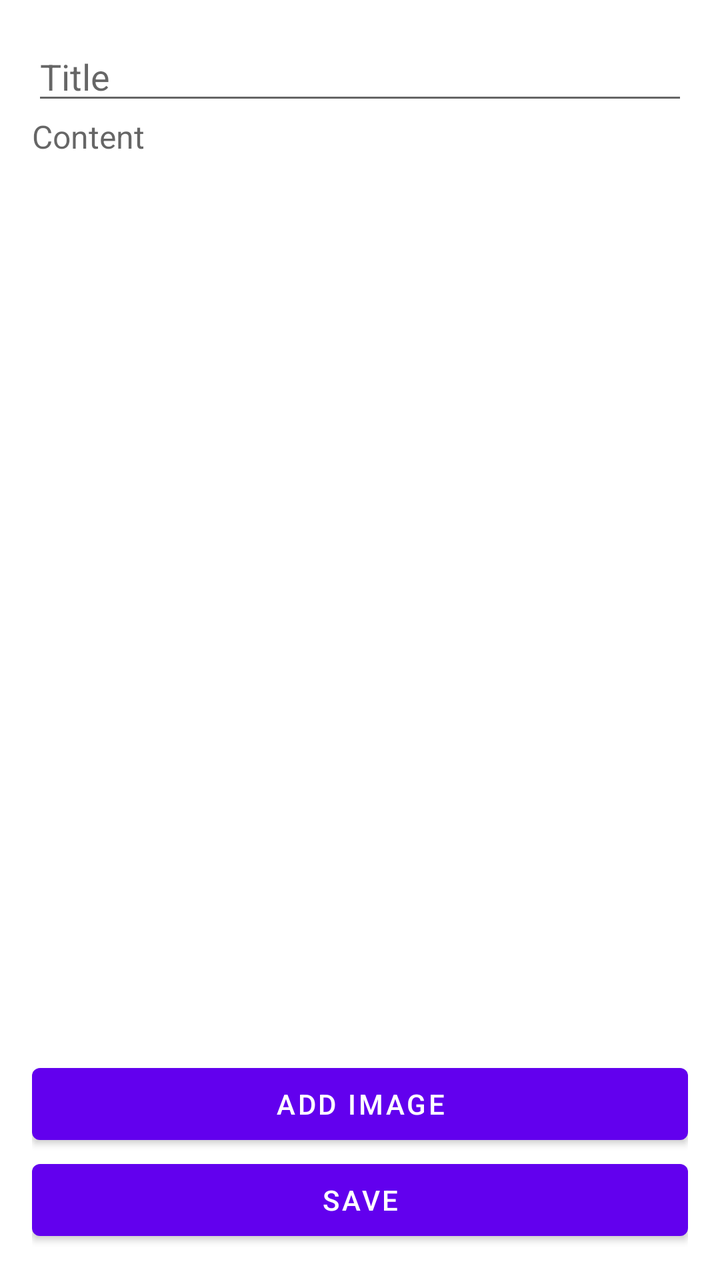
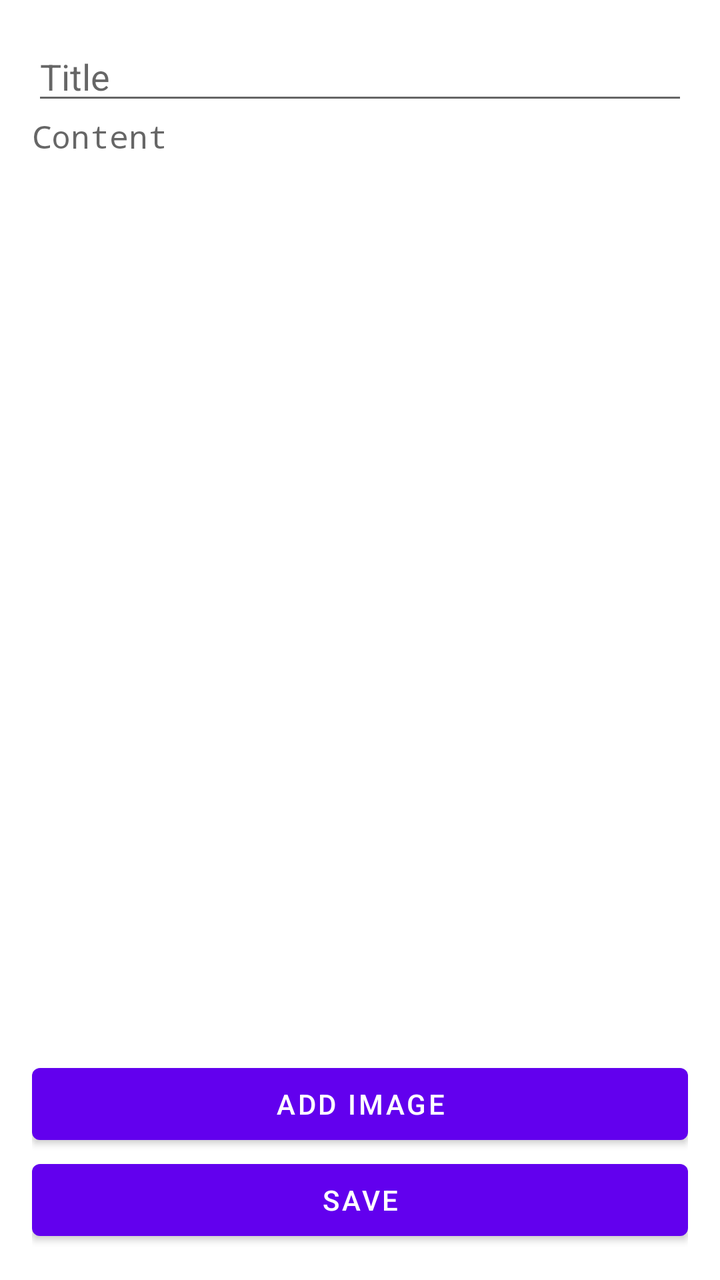

Before-and-after screenshots of an Android layout around one commit, followed by the original layout XML and the change that was made.
<!-- AndroidManifest.xml: application theme Theme.Notes -->
<!-- res/layout/fragment_note_edit.xml -->
<?xml version="1.0" encoding="utf-8"?>
<LinearLayout xmlns:android="http://schemas.android.com/apk/res/android"
    android:orientation="vertical"
    android:layout_width="match_parent"
    android:layout_height="match_parent"
    android:padding="16dp">

    <EditText
        android:id="@+id/edit_title"
        android:layout_width="match_parent"
        android:layout_height="wrap_content"
        android:hint="Title"
        android:inputType="text" />

    <TextView
        android:id="@+id/text_content"
        android:layout_width="match_parent"
        android:layout_height="0dp"
        android:layout_weight="1"
        android:gravity="top"
        android:hint="Content"
        android:background="@null"
        android:textSize="16sp" />

    <Button
        android:id="@+id/button_add_image"
        android:layout_width="match_parent"
        android:layout_height="wrap_content"
        android:text="Add Image" />

    <Button
        android:id="@+id/button_save"
        android:layout_width="match_parent"
        android:layout_height="wrap_content"
        android:text="Save" />

</LinearLayout>
<!-- resources referenced by this layout -->
<resources>
  <style name="Theme.Notes" parent="Theme.MaterialComponents.DayNight.DarkActionBar">
          
          <item name="colorPrimary">@color/purple_500</item>
          <item name="colorPrimaryVariant">@color/purple_700</item>
          <item name="colorOnPrimary">@color/white</item>
          
          <item name="colorSecondary">@color/teal_200</item>
          <item name="colorSecondaryVariant">@color/teal_700</item>
          <item name="colorOnSecondary">@color/black</item>
          
          <item name="android:statusBarColor">?attr/colorPrimaryVariant</item>
          
      </style>
  <color name="purple_500">#FF6200EE</color>
  <color name="purple_700">#FF3700B3</color>
  <color name="white">#FFFFFFFF</color>
  <color name="teal_200">#FF03DAC5</color>
  <color name="teal_700">#FF018786</color>
  <color name="black">#FF000000</color>
</resources>

<!-- the commit's change to res/layout/fragment_note_edit.xml (unified diff, before → after) -->
@@ -12,14 +12,17 @@
         android:hint="Title"
         android:inputType="text" />
 
-    <TextView
-        android:id="@+id/text_content"
+    <EditText
+        android:id="@+id/edit_content"
         android:layout_width="match_parent"
-        android:layout_height="0dp"
+        android:layout_height="match_parent"
         android:layout_weight="1"
+        android:background="@null"
+        android:fontFamily="monospace"
         android:gravity="top"
         android:hint="Content"
-        android:background="@null"
+        android:inputType="textMultiLine"
+        android:scrollbars="vertical"
         android:textSize="16sp" />
 
     <Button
